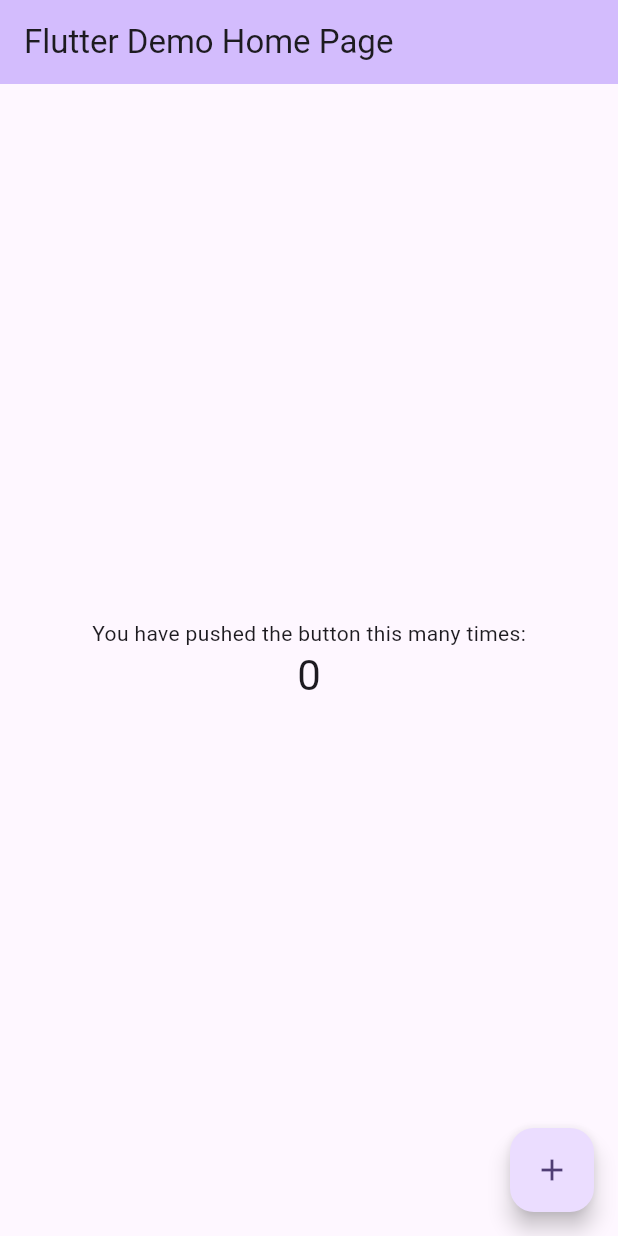
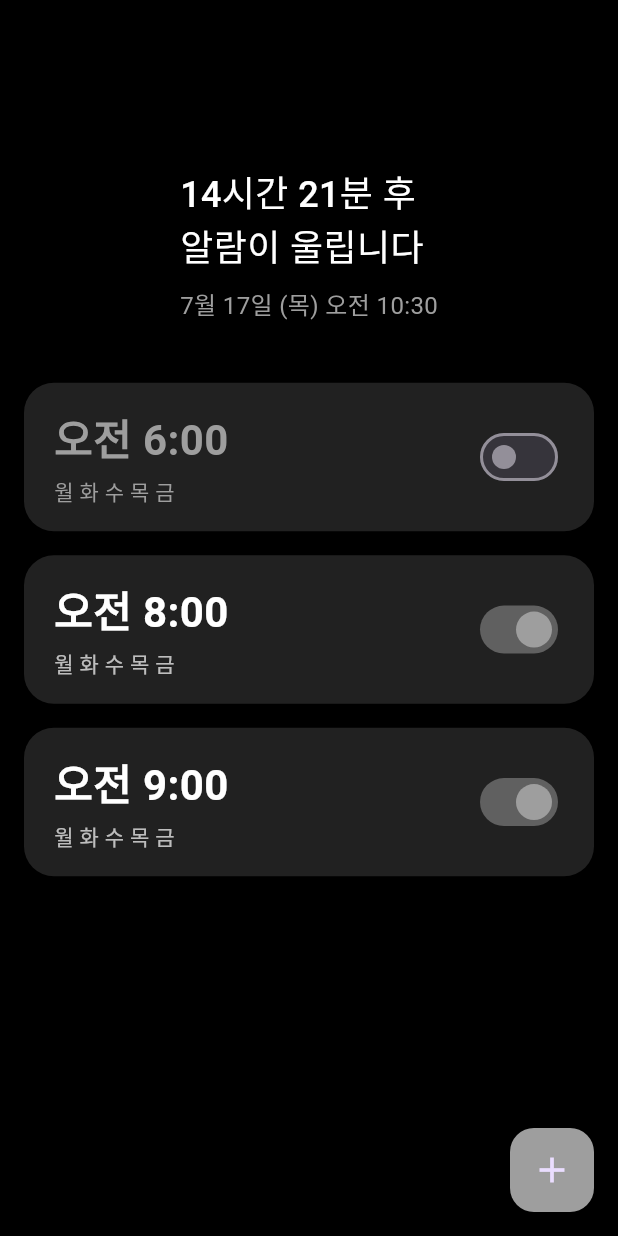
Before and after one commit to rjsdn031/NextUp, a Flutter app: the screen it shows after launch, on a phone screen of 412 x 824 dp. Run offline on Flutter 3.47's test engine with Material 3 defaults, Android fonts, the phone set to English and light mode, and no system bars.

Commit message:
[feat] Add Main Alarm Screen

```diff
--- a/lib/main.dart
+++ b/lib/main.dart
@@ -1,122 +1,22 @@
 import 'package:flutter/material.dart';
+import 'screens/alarm_list_screen.dart';
 
 void main() {
-  runApp(const MyApp());
+  runApp(const AlarmApp());
 }
 
-class MyApp extends StatelessWidget {
-  const MyApp({super.key});
+class AlarmApp extends StatelessWidget {
+  const AlarmApp({super.key});
 
-  // This widget is the root of your application.
   @override
   Widget build(BuildContext context) {
     return MaterialApp(
-      title: 'Flutter Demo',
-      theme: ThemeData(
-        // This is the theme of your application.
-        //
-        // TRY THIS: Try running your application with "flutter run". You'll see
-        // the application has a purple toolbar. Then, without quitting the app,
-        // try changing the seedColor in the colorScheme below to Colors.green
-        // and then invoke "hot reload" (save your changes or press the "hot
-        // reload" button in a Flutter-supported IDE, or press "r" if you used
-        // the command line to start the app).
-        //
-        // Notice that the counter didn't reset back to zero; the application
-        // state is not lost during the reload. To reset the state, use hot
-        // restart instead.
-        //
-        // This works for code too, not just values: Most code changes can be
-        // tested with just a hot reload.
-        colorScheme: ColorScheme.fromSeed(seedColor: Colors.deepPurple),
+      title: 'Next Up',
+      debugShowCheckedModeBanner: false,
+      theme: ThemeData.dark().copyWith(
+        scaffoldBackgroundColor: Colors.black,
       ),
-      home: const MyHomePage(title: 'Flutter Demo Home Page'),
+      home: const AlarmListScreen(), // 시작 화면 설정!
     );
   }
 }
-
-class MyHomePage extends StatefulWidget {
-  const MyHomePage({super.key, required this.title});
-
-  // This widget is the home page of your application. It is stateful, meaning
-  // that it has a State object (defined below) that contains fields that affect
-  // how it looks.
-
-  // This class is the configuration for the state. It holds the values (in this
-  // case the title) provided by the parent (in this case the App widget) and
-  // used by the build method of the State. Fields in a Widget subclass are
-  // always marked "final".
-
-  final String title;
-
-  @override
-  State<MyHomePage> createState() => _MyHomePageState();
-}
-
-class _MyHomePageState extends State<MyHomePage> {
-  int _counter = 0;
-
-  void _incrementCounter() {
-    setState(() {
-      // This call to setState tells the Flutter framework that something has
-      // changed in this State, which causes it to rerun the build method below
-      // so that the display can reflect the updated values. If we changed
-      // _counter without calling setState(), then the build method would not be
-      // called again, and so nothing would appear to happen.
-      _counter++;
-    });
-  }
-
-  @override
-  Widget build(BuildContext context) {
-    // This method is rerun every time setState is called, for instance as done
-    // by the _incrementCounter method above.
-    //
-    // The Flutter framework has been optimized to make rerunning build methods
-    // fast, so that you can just rebuild anything that needs updating rather
-    // than having to individually change instances of widgets.
-    return Scaffold(
-      appBar: AppBar(
-        // TRY THIS: Try changing the color here to a specific color (to
-        // Colors.amber, perhaps?) and trigger a hot reload to see the AppBar
-        // change color while the other colors stay the same.
-        backgroundColor: Theme.of(context).colorScheme.inversePrimary,
-        // Here we take the value from the MyHomePage object that was created by
-        // the App.build method, and use it to set our appbar title.
-        title: Text(widget.title),
-      ),
-      body: Center(
-        // Center is a layout widget. It takes a single child and positions it
-        // in the middle of the parent.
-        child: Column(
-          // Column is also a layout widget. It takes a list of children and
-          // arranges them vertically. By default, it sizes itself to fit its
-          // children horizontally, and tries to be as tall as its parent.
-          //
-          // Column has various properties to control how it sizes itself and
-          // how it positions its children. Here we use mainAxisAlignment to
-          // center the children vertically; the main axis here is the vertical
-          // axis because Columns are vertical (the cross axis would be
-          // horizontal).
-          //
-          // TRY THIS: Invoke "debug painting" (choose the "Toggle Debug Paint"
-          // action in the IDE, or press "p" in the console), to see the
-          // wireframe for each widget.
-          mainAxisAlignment: MainAxisAlignment.center,
-          children: <Widget>[
-            const Text('You have pushed the button this many times:'),
-            Text(
-              '$_counter',
-              style: Theme.of(context).textTheme.headlineMedium,
-            ),
-          ],
-        ),
-      ),
-      floatingActionButton: FloatingActionButton(
-        onPressed: _incrementCounter,
-        tooltip: 'Increment',
-        child: const Icon(Icons.add),
-      ), // This trailing comma makes auto-formatting nicer for build methods.
-    );
-  }
-}
--- /dev/null
+++ b/lib/models/alarm_model.dart
@@ -0,0 +1,11 @@
+class AlarmModel {
+  final String time;
+  final List<String> days;
+  bool enabled;
+
+  AlarmModel({
+    required this.time,
+    required this.days,
+    this.enabled = true,
+  });
+}
--- /dev/null
+++ b/lib/screens/alarm_list_screen.dart
@@ -0,0 +1,130 @@
+import 'package:flutter/material.dart';
+import 'dart:async';
+import '../models/alarm_model.dart';
+import '../widgets/alarm_tile.dart';
+
+class AlarmListScreen extends StatefulWidget {
+  const AlarmListScreen({super.key});
+
+  @override
+  State<AlarmListScreen> createState() => _AlarmListScreenState();
+}
+
+class _AlarmListScreenState extends State<AlarmListScreen> {
+  // TODO: 동적 상태 리스트 사용하기
+  final List<AlarmModel> alarms = [
+    AlarmModel(time: '오전 6:00', days: ['월', '화', '수', '목', '금'], enabled: false),
+    AlarmModel(time: '오전 8:00', days: ['월', '화', '수', '목', '금']),
+    AlarmModel(time: '오전 9:00', days: ['월', '화', '수', '목', '금']),
+  ];
+
+  DateTime now = DateTime.now();
+  late final Timer _timer;
+
+  @override
+  void initState() {
+    super.initState();
+    _timer = Timer.periodic(const Duration(seconds: 1), (_) {
+      setState(() {
+        now = DateTime.now();
+      });
+    });
+  }
+
+  @override
+  void dispose() {
+    _timer.cancel();
+    super.dispose();
+  }
+
+  void toggleAlarm(int index, bool value) {
+    setState(() {
+      alarms[index].enabled = value;
+    });
+  }
+
+  // date formatting
+  String formatDateTime(DateTime dt) {
+    const weekDays = ['일', '월', '화', '수', '목', '금', '토'];
+    final period = dt.hour < 12 ? '오전' : '오후';
+    final hour = dt.hour % 12 == 0 ? 12 : dt.hour % 12;
+    final minute = dt.minute.toString().padLeft(2, '0');
+    final weekday = weekDays[dt.weekday % 7];
+
+    return '${dt.month}월 ${dt.day}일 ($weekday) $period $hour:$minute';
+  }
+
+  @override
+  Widget build(BuildContext context) {
+    final height = MediaQuery.of(context).size.height;
+    final now = DateTime.now();
+    final nowFormatted = formatDateTime(now);
+
+    return Scaffold(
+      backgroundColor: Colors.black,
+      appBar: AppBar(
+        backgroundColor: Colors.black,
+        elevation: 0,
+        toolbarHeight: 0,
+      ),
+      body: Column(
+        children: [
+          SizedBox(
+            height: height * 0.3,
+            child: Padding(
+              padding: const EdgeInsets.symmetric(horizontal: 20.0, vertical: 32),
+              child: Column(
+                crossAxisAlignment: CrossAxisAlignment.start,
+                children: [
+                  const Spacer(),
+                  const Text(
+                    '14시간 21분 후\n알람이 울립니다', // TODO: 실제 알람 감지해서 동작하기
+                    style: TextStyle(
+                      color: Colors.white,
+                      fontSize: 24,
+                      fontWeight: FontWeight.w500,
+                    ),
+                  ),
+                  const SizedBox(height: 8),
+                  Text(
+                    nowFormatted,
+                    style: const TextStyle(
+                      color: Colors.grey,
+                      fontSize: 16,
+                    ),
+                  ),
+                ],
+              ),
+            ),
+          ),
+
+          // 알람 리스트
+          Expanded(
+            child: ListView.builder(
+              padding: const EdgeInsets.symmetric(horizontal: 16),
+              itemCount: alarms.length,
+              itemBuilder: (context, index) {
+                final alarm = alarms[index];
+                return AlarmTile(
+                  time: alarm.time,
+                  days: alarm.days,
+                  enabled: alarm.enabled,
+                  onToggle: (val) => toggleAlarm(index, val),
+                );
+              },
+            ),
+          ),
+        ],
+      ),
+
+      // FAB
+      floatingActionButton: FloatingActionButton(
+        onPressed: () {
+          // TODO: 알람 추가 화면
+        },
+        backgroundColor: Colors.grey,
+        child: const Icon(Icons.add, size: 28),
+      ),
+    );
+  }
+}
--- /dev/null
+++ b/lib/widgets/alarm_tile.dart
@@ -0,0 +1,63 @@
+import 'package:flutter/material.dart';
+
+class AlarmTile extends StatelessWidget {
+  final String time;
+  final List<String> days;
+  final bool enabled;
+  final ValueChanged<bool>? onToggle;
+
+  const AlarmTile({
+    super.key,
+    required this.time,
+    required this.days,
+    required this.enabled,
+    this.onToggle,
+  });
+
+  @override
+  Widget build(BuildContext context) {
+    return Container(
+      margin: const EdgeInsets.symmetric(vertical: 8),
+      padding: const EdgeInsets.symmetric(horizontal: 20, vertical: 16),
+      decoration: BoxDecoration(
+        color: Colors.grey[900],
+        borderRadius: BorderRadius.circular(20),
+      ),
+      child: Row(
+        children: [
+          // 시간 + 요일 정보
+          Expanded(
+            child: Column(
+              crossAxisAlignment: CrossAxisAlignment.start,
+              children: [
+                Text(
+                  time,
+                  style: TextStyle(
+                    color: enabled ? Colors.white : Colors.grey,
+                    fontSize: 28,
+                    fontWeight: FontWeight.bold,
+                  ),
+                ),
+                const SizedBox(height: 4),
+                Text(
+                  days.join(' '),
+                  style: TextStyle(
+                    color: enabled ? Colors.white70 : Colors.grey,
+                    fontSize: 14,
+                  ),
+                ),
+              ],
+            ),
+          ),
+
+          // 스위치
+          Switch(
+            value: enabled,
+            onChanged: onToggle,
+            activeColor: Colors.grey,
+          ),
+        ],
+      ),
+    );
+  }
+}
```
Also changed, not shown: 1 other file.
